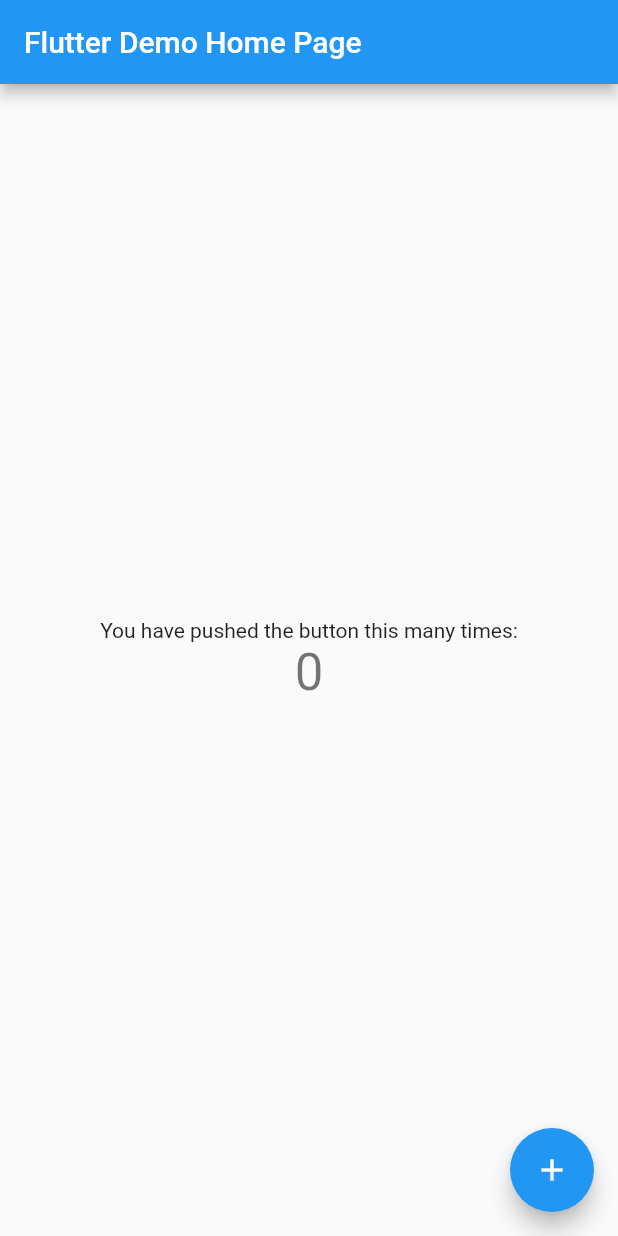
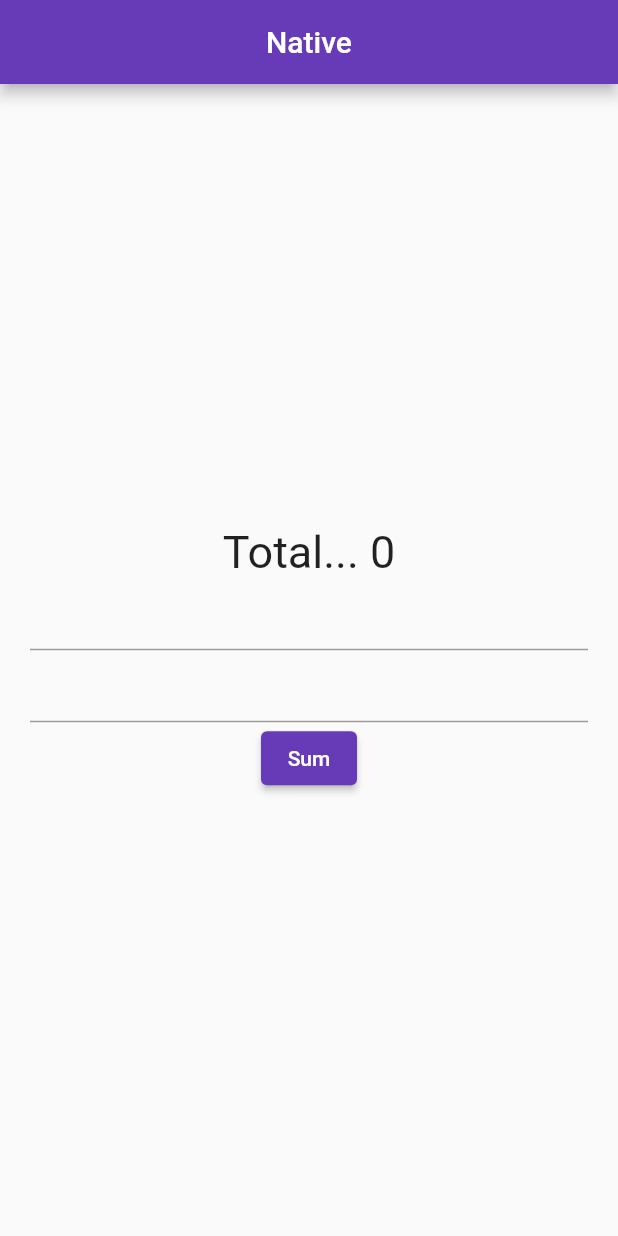
Before and after one commit to Luis020-hub/Native, a Flutter app: the screen it shows after launch, on a phone screen of 412 x 824 dp. Run offline on Flutter 3.47's test engine with Material 2 defaults, Android fonts, the phone set to English and light mode, and no system bars.

Commit message:
07/04/2023
- Função de calculo simples antes de integrar com o native do Android.

```diff
--- a/lib/main.dart
+++ b/lib/main.dart
@@ -7,109 +7,80 @@ void main() {
 class MyApp extends StatelessWidget {
   const MyApp({super.key});
 
-  // This widget is the root of your application.
   @override
   Widget build(BuildContext context) {
     return MaterialApp(
-      title: 'Flutter Demo',
+      title: 'Native',
       theme: ThemeData(
-        // This is the theme of your application.
-        //
-        // Try running your application with "flutter run". You'll see the
-        // application has a blue toolbar. Then, without quitting the app, try
-        // changing the primarySwatch below to Colors.green and then invoke
-        // "hot reload" (press "r" in the console where you ran "flutter run",
-        // or simply save your changes to "hot reload" in a Flutter IDE).
-        // Notice that the counter didn't reset back to zero; the application
-        // is not restarted.
-        primarySwatch: Colors.blue,
+        primarySwatch: Colors.deepPurple,
       ),
-      home: const MyHomePage(title: 'Flutter Demo Home Page'),
+      home: const MyHomePage(),
+      debugShowCheckedModeBanner: false,
     );
   }
 }
 
 class MyHomePage extends StatefulWidget {
-  const MyHomePage({super.key, required this.title});
-
-  // This widget is the home page of your application. It is stateful, meaning
-  // that it has a State object (defined below) that contains fields that affect
-  // how it looks.
-
-  // This class is the configuration for the state. It holds the values (in this
-  // case the title) provided by the parent (in this case the App widget) and
-  // used by the build method of the State. Fields in a Widget subclass are
-  // always marked "final".
-
-  final String title;
+  const MyHomePage({super.key});
 
   @override
   State<MyHomePage> createState() => _MyHomePageState();
 }
 
 class _MyHomePageState extends State<MyHomePage> {
-  int _counter = 0;
+  int _sum = 0;
+  int _a = 0;
+  int _b = 0;
 
-  void _incrementCounter() {
+  void _calcSum() {
     setState(() {
-      // This call to setState tells the Flutter framework that something has
-      // changed in this State, which causes it to rerun the build method below
-      // so that the display can reflect the updated values. If we changed
-      // _counter without calling setState(), then the build method would not be
-      // called again, and so nothing would appear to happen.
-      _counter++;
+      _sum = _a + _b;
     });
   }
 
   @override
   Widget build(BuildContext context) {
-    // This method is rerun every time setState is called, for instance as done
-    // by the _incrementCounter method above.
-    //
-    // The Flutter framework has been optimized to make rerunning build methods
-    // fast, so that you can just rebuild anything that needs updating rather
-    // than having to individually change instances of widgets.
     return Scaffold(
       appBar: AppBar(
-        // Here we take the value from the MyHomePage object that was created by
-        // the App.build method, and use it to set our appbar title.
-        title: Text(widget.title),
+        title: const Text('Native'),
+        centerTitle: true,
       ),
       body: Center(
-        // Center is a layout widget. It takes a single child and positions it
-        // in the middle of the parent.
-        child: Column(
-          // Column is also a layout widget. It takes a list of children and
-          // arranges them vertically. By default, it sizes itself to fit its
-          // children horizontally, and tries to be as tall as its parent.
-          //
-          // Invoke "debug painting" (press "p" in the console, choose the
-          // "Toggle Debug Paint" action from the Flutter Inspector in Android
-          // Studio, or the "Toggle Debug Paint" command in Visual Studio Code)
-          // to see the wireframe for each widget.
-          //
-          // Column has various properties to control how it sizes itself and
-          // how it positions its children. Here we use mainAxisAlignment to
-          // center the children vertically; the main axis here is the vertical
-          // axis because Columns are vertical (the cross axis would be
-          // horizontal).
-          mainAxisAlignment: MainAxisAlignment.center,
-          children: <Widget>[
-            const Text(
-              'You have pushed the button this many times:',
-            ),
-            Text(
-              '$_counter',
-              style: Theme.of(context).textTheme.headline4,
-            ),
-          ],
+        child: Padding(
+          padding: const EdgeInsets.all(20),
+          child: Column(
+            mainAxisAlignment: MainAxisAlignment.center,
+            children: [
+              Text(
+                'Total... $_sum',
+                style: const TextStyle(fontSize: 30),
+              ),
+              TextField(
+                keyboardType: TextInputType.number,
+                onChanged: (value) {
+                  setState(() {
+                    _a = int.tryParse(value) ?? 0;
+                  });
+                },
+              ),
+              TextField(
+                keyboardType: TextInputType.number,
+                onChanged: (value) {
+                  setState(() {
+                    _b = int.tryParse(value) ?? 0;
+                  });
+                },
+              ),
+              ElevatedButton(
+                child: const Text('Sum'),
+                onPressed: () {
+                  _calcSum();
+                },
+              )
+            ],
+          ),
         ),
       ),
-      floatingActionButton: FloatingActionButton(
-        onPressed: _incrementCounter,
-        tooltip: 'Increment',
-        child: const Icon(Icons.add),
-      ), // This trailing comma makes auto-formatting nicer for build methods.
     );
   }
 }
```
